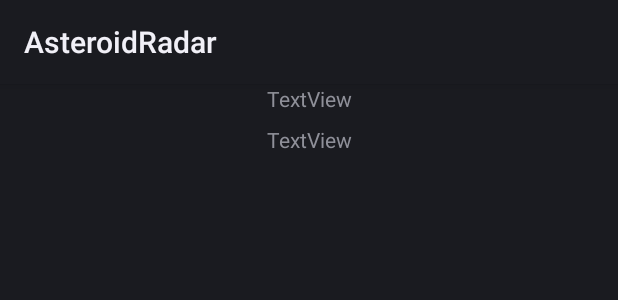
After one commit to Sandeep-Kaur-GitHub/AsteroidRadarApp, an Android app: the layout custom_list_layout.xml on its own in the app's theme, with its tools: preview values and no code run, on a phone screen of 412 x 824 dp. The commit adds this screen. Shown: the top 300 px of the screen. Run offline under Robolectric (Android 15) with nearby library versions, the phone set to English and light mode, and no system bars; network calls fail.

Commit message:
Add RecyclerView and display data on the screen

```diff
--- a/app/build.gradle
+++ b/app/build.gradle
@@ -57,12 +57,10 @@ dependencies {
     implementation "com.squareup.retrofit2:converter-scalars:$version_retrofit"
     implementation "com.squareup.moshi:moshi:$version_moshi"
     implementation "com.squareup.moshi:moshi-kotlin:$version_moshi"
-
     implementation "androidx.room:room-runtime:$room_version"
     implementation "androidx.room:room-ktx:$room_version"
     kapt "androidx.room:room-compiler:$room_version"
-
-
+    implementation 'androidx.recyclerview:recyclerview:1.2.1'
     implementation "com.squareup.retrofit2:retrofit:$version_retrofit"
     implementation "com.squareup.retrofit2:converter-moshi:$version_retrofit"
 }
--- a/app/src/main/java/com/example/asteroidradar/network/NeoWebServiceAPI.kt
+++ b/app/src/main/java/com/example/asteroidradar/network/NeoWebServiceAPI.kt
@@ -8,7 +8,8 @@ import retrofit2.converter.moshi.MoshiConverterFactory
 import retrofit2.converter.scalars.ScalarsConverterFactory
 import retrofit2.http.GET
 
-private const val BASE_URL="https://api.nasa.gov/neo/"
+private const val BASE_URL="https://api.nasa.gov/"
+//https://api.nasa.gov/planetary/apod?api_key=bgMTgQKJ4yIVgrQC9Y49CSI1EvLRktWce4USTeXC
 private val moshi = Moshi.Builder()
     .add(KotlinJsonAdapterFactory())
     .build()
@@ -18,7 +19,7 @@ private val retrofit= Retrofit.Builder()
     .baseUrl(BASE_URL)
     .build()
 interface NeoWebServiceAPI{
-    @GET("rest/v1/feed?start_date=2015-09-07&end_date=2015-09-08&api_key=DEMO_KEY")
+    @GET("neo/rest/v1/feed?start_date=2015-09-07&end_date=2015-09-08&api_key=DEMO_KEY")
     suspend fun getProperties(): String
 }
 object NeoAPI{
--- /dev/null
+++ b/app/src/main/res/layout/custom_list_layout.xml
@@ -0,0 +1,26 @@
+<?xml version="1.0" encoding="utf-8"?>
+<androidx.constraintlayout.widget.ConstraintLayout xmlns:android="http://schemas.android.com/apk/res/android"
+    xmlns:app="http://schemas.android.com/apk/res-auto"
+    xmlns:tools="http://schemas.android.com/tools"
+    android:layout_width="match_parent"
+    android:layout_height="wrap_content">
+
+    <TextView
+        android:id="@+id/id_text_view"
+        android:layout_width="wrap_content"
+        android:layout_height="wrap_content"
+        android:text="TextView"
+        app:layout_constraintEnd_toEndOf="parent"
+        app:layout_constraintStart_toStartOf="parent"
+        app:layout_constraintTop_toTopOf="parent" />
+
+    <TextView
+        android:id="@+id/codename_text_view"
+        android:layout_width="wrap_content"
+        android:layout_height="wrap_content"
+        android:layout_marginTop="8dp"
+        android:text="TextView"
+        app:layout_constraintEnd_toEndOf="parent"
+        app:layout_constraintStart_toStartOf="parent"
+        app:layout_constraintTop_toBottomOf="@+id/id_text_view" />
+</androidx.constraintlayout.widget.ConstraintLayout>
```
Also changed, not shown: app/src/main/java/com/example/asteroidradar/MainActivity.kt (+10 -1 lines), app/src/main/java/com/example/asteroidradar/NeoDataAdapter.kt (added, +42 -0 lines), app/src/main/res/layout/activity_main.xml (+11 -2 lines), 1 other file.
